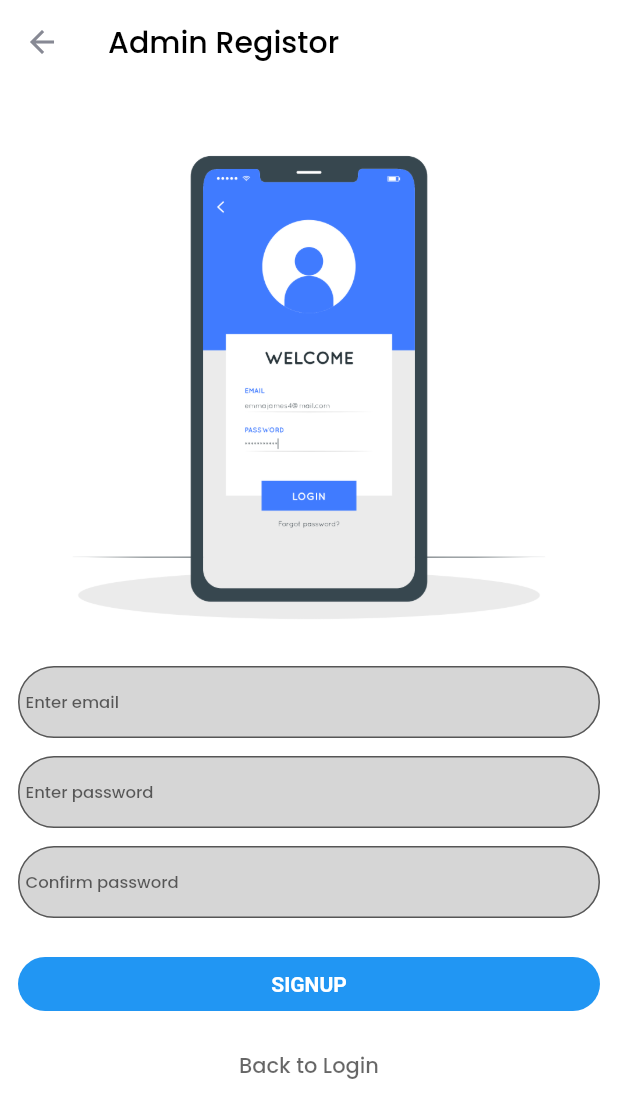
After one commit to farookeei/Qr-Scanner, a Flutter app: the AdminRegistorScreen screen opened by its route, on a phone screen of 412 x 824 dp. The commit adds this screen. Shown: the top 1118 px of the screen. Run offline on Flutter 3.47's test engine with Material 2 defaults, Android fonts, the phone set to English and light mode, and no system bars; our stand-ins replace cloud_firestore, dio, firebase_auth, firebase_core, get_it, hive and 1 more; missing offline and left inert: barcode_scan; accounts and stored records are empty; generated files the repository leaves out were written again.

Commit message:
project v1

```diff
--- a/lib/core/models/user_model.dart
+++ b/lib/core/models/user_model.dart
@@ -1,3 +1,4 @@
+import 'package:flutter/widgets.dart';
 import 'package:hive/hive.dart';
 
 part 'user_model.g.dart';
@@ -5,19 +6,12 @@ part 'user_model.g.dart';
 @HiveType(typeId: 1)
 class UserModel {
   @HiveField(0)
-  final String token;
+  final String emal;
   @HiveField(1)
-  final DateTime expiryDate;
+  final String password;
   @HiveField(2)
-  final String userId;
+  final bool isAdmin;
 
-  UserModel({this.expiryDate, this.userId, this.token});
-
-  static UserModel convert(Map data) {
-    return UserModel(
-        token: data["idToken"],
-        userId: data["localId"],
-        expiryDate: DateTime.now()
-            .add(Duration(seconds: int.parse(data["expiresIn"]))));
-  }
+  UserModel(
+      {@required this.emal, @required this.password, @required this.isAdmin});
 }
--- /dev/null
+++ b/lib/core/services/firebase_cloud_storage.dart
@@ -0,0 +1,42 @@
+import 'dart:convert';
+
+import 'package:cloud_firestore/cloud_firestore.dart';
+import 'package:flutter/widgets.dart';
+
+import 'dependecyInjection.dart';
+
+class FirebaseCloudStorageServices {
+  FirebaseFirestore _firebaseAuth = locator<FirebaseFirestore>();
+
+  Future<void> addData({@required String email, @required Map data}) async {
+    try {
+      await _firebaseAuth
+          .collection('usersDetails')
+          .doc(email)
+          .collection("full_details")
+          .add(data);
+    } catch (e) {
+      throw e;
+    }
+  }
+
+  Future<List<Map>> getData({@required String email}) async {
+    try {
+      QuerySnapshot _data = await _firebaseAuth
+          .collection('usersDetails')
+          .doc(email)
+          .collection("full_details")
+          .get();
+
+      List<Map> _userData = [];
+
+      _data.docs.forEach((element) {
+        _userData.add(element.data());
+      });
+
+      return _userData;
+    } catch (e) {
+      throw e;
+    }
+  }
+}
--- /dev/null
+++ b/lib/core/services/firebaseauth.dart
@@ -0,0 +1,66 @@
+import 'package:firebase_auth/firebase_auth.dart';
+import 'package:flutter/widgets.dart';
+
+import 'dependecyInjection.dart';
+
+class FirebaseAuthEmail {
+  FirebaseAuth _firebaseAuth = locator<FirebaseAuth>();
+
+  Future<User> emailAndPasswordSignIn(
+      {@required String email,
+      @required String password,
+      bool isEmailVerificationNeeded = false}) async {
+    try {
+      print("dsfasf");
+      await _firebaseAuth.signInWithEmailAndPassword(
+          email: email, password: password);
+
+      User _user = _firebaseAuth.currentUser;
+
+      print("|dfadsfasf");
+      if (isEmailVerificationNeeded) {
+        if (!_user.emailVerified) {
+          await _user.sendEmailVerification();
+        }
+      }
+
+      return _firebaseAuth.currentUser;
+    } catch (e) {
+      if (e.code == 'user-not-found') {
+        throw 'No user found for that email.';
+      } else if (e.code == 'wrong-password') {
+        throw 'Wrong password provided for that user.';
+      }
+    }
+  }
+
+  Future<User> emailAndPasswordSignUp(
+      {@required String email,
+      @required String password,
+      bool isEmailVerificationNeeded = false}) async {
+    try {
+      await _firebaseAuth.createUserWithEmailAndPassword(
+          email: email, password: password);
+
+      User _user = _firebaseAuth.currentUser;
+
+      if (isEmailVerificationNeeded) {
+        if (!_user.emailVerified) {
+          await _user.sendEmailVerification();
+        }
+      }
+
+      return _firebaseAuth.currentUser;
+    } catch (e) {
+      if (e.code == 'weak-password') {
+        throw 'The password provided is too weak.';
+      } else if (e.code == 'email-already-in-use') {
+        throw 'The account already exists for that email.';
+      }
+    }
+  }
+
+  Future<void> logout() async {
+    await _firebaseAuth.signOut();
+  }
+}
--- a/lib/routes/routes.dart
+++ b/lib/routes/routes.dart
@@ -1,5 +1,6 @@
 import 'package:flutter/material.dart';
 import 'package:qr_user/screens/adminLogin.dart';
+import 'package:qr_user/screens/adminregistor.dart';
 import 'package:qr_user/screens/scanQr.dart';
 import 'package:qr_user/screens/userDetailsEditScreen.dart';
 import 'package:qr_user/screens/user_registor.dart';
@@ -16,5 +17,6 @@ Map<String, WidgetBuilder> routes() {
     UserDetailsEditScreen.routeName: (ctx) => UserDetailsEditScreen(),
     UserDetailsScreen.routeName: (ctx) => UserDetailsScreen(),
     AdminLoginScreen.routeName: (ctx) => AdminLoginScreen(),
+    AdminRegistorScreen.routeName: (ctx) => AdminRegistorScreen(),
   };
 }
--- /dev/null
+++ b/lib/screens/adminregistor.dart
@@ -0,0 +1,121 @@
+import 'package:flutter/material.dart';
+import 'package:provider/provider.dart';
+import 'package:qr_user/core/functions/error_handler_func.dart';
+import 'package:qr_user/core/provider/authProvider.dart';
+import 'package:qr_user/core/services/dependecyInjection.dart';
+import 'package:qr_user/core/validators/validator.dart';
+import 'package:qr_user/screens/adminLogin.dart';
+import 'package:qr_user/screens/allScreens.dart';
+import 'package:qr_user/screens/loginScreen.dart';
+import 'package:qr_user/widgets/customRectBtn.dart';
+import 'package:qr_user/widgets/customTextFormField.dart';
+
+class AdminRegistorScreen extends StatefulWidget {
+  static const routeName = "/admin-registor";
+
+  @override
+  _UserRegistorScreenState createState() => _UserRegistorScreenState();
+}
+
+bool _isLoading = false;
+
+class _UserRegistorScreenState extends State<AdminRegistorScreen> {
+  @override
+  Widget build(BuildContext context) {
+    Validators _validators = locator<Validators>();
+    final GlobalKey<FormState> _formKey = GlobalKey<FormState>();
+    final GlobalKey<ScaffoldMessengerState> _scaffoldKey =
+        GlobalKey<ScaffoldMessengerState>();
+    final _passwordController = TextEditingController();
+    Map<String, String> _authData = {
+      'email': '',
+      'password': '',
+    };
+
+    //? to be given in signup func for error handling
+    // void erorHandler(e) {
+    //   errorHandler(e, _scaffoldKey, context);
+    // }
+
+    // ScaffoldMessenger.of(context)
+    //         .showSnackBar(const SnackBar(content: Text("Email Exists")));
+
+    Future<void> registor() async {
+      if (!_formKey.currentState.validate()) return;
+      _formKey.currentState.save();
+
+      Provider.of<AuthProvider>(context, listen: false).adminSingup(
+          email: _authData["email"], password: _authData["password"]);
+    }
+
+    return Scaffold(
+      appBar: AppBar(
+        title: Text("Admin Registor"),
+      ),
+      body: SafeArea(
+          child: SingleChildScrollView(
+        padding: const EdgeInsets.symmetric(horizontal: 12),
+        child: Column(
+          mainAxisSize: MainAxisSize.min,
+          mainAxisAlignment: MainAxisAlignment.center,
+          children: [
+            Image.asset("assets/images/login.png"),
+            Form(
+                key: _formKey,
+                child: Column(
+                  children: [
+                    CustomTextFormField(
+                      keyboardType: TextInputType.name,
+                      label: "Enter email",
+                      validators: _validators.emailValidator,
+                      onSaved: (value) {
+                        _authData["email"] = value;
+                      },
+                    ),
+                    const SizedBox(height: 12),
+                    //! controller used
+                    CustomTextFormField(
+                      keyboardType: TextInputType.text,
+                      label: "Enter password",
+                      controller: _passwordController,
+                      onSaved: (value) {
+                        _authData["password"] = value;
+                      },
+                      validators: _validators.passwordValidator,
+                    ),
+                    const SizedBox(height: 12),
+                    CustomTextFormField(
+                      keyboardType: TextInputType.text,
+                      label: "Confirm password",
+                      onSaved: (_) {},
+                      // ignore: missing_return
+                    )
+                  ],
+                )),
+            const SizedBox(height: 20),
+            _isLoading
+                ? CircularProgressIndicator()
+                : CustomRectangularBtn(
+                    color: Theme.of(context).primaryColor,
+                    onPressed: registor,
+                    title: "SIGNUP",
+                  ),
+            const SizedBox(height: 20),
+            GestureDetector(
+              onTap: () {
+                Navigator.pushReplacementNamed(
+                    context, AdminLoginScreen.routeName);
+              },
+              child: Align(
+                  alignment: Alignment.bottomCenter,
+                  child: Text(
+                    "Back to Login",
+                    style: Theme.of(context).primaryTextTheme.bodyText1,
+                  )),
+            )
+          ],
+        ),
+      )),
+    );
+  }
+}
```
Also changed, not shown: lib/core/provider/authProvider.dart (+84 -36 lines), lib/core/services/dependecyInjection.dart (+11 -0 lines), lib/main.dart (+9 -2 lines), lib/screens/adminLogin.dart (+25 -21 lines), lib/screens/scanQr.dart (+26 -8 lines), pubspec.yaml (+6 -37 lines), lib/core/models/user_model.g.dart, pubspec.lock (added), 1 other file.
